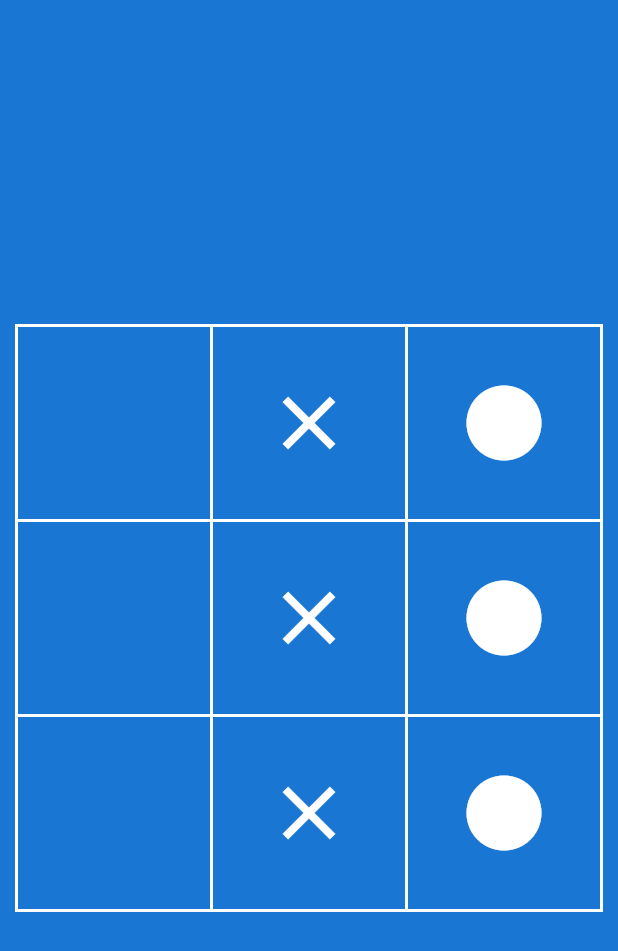
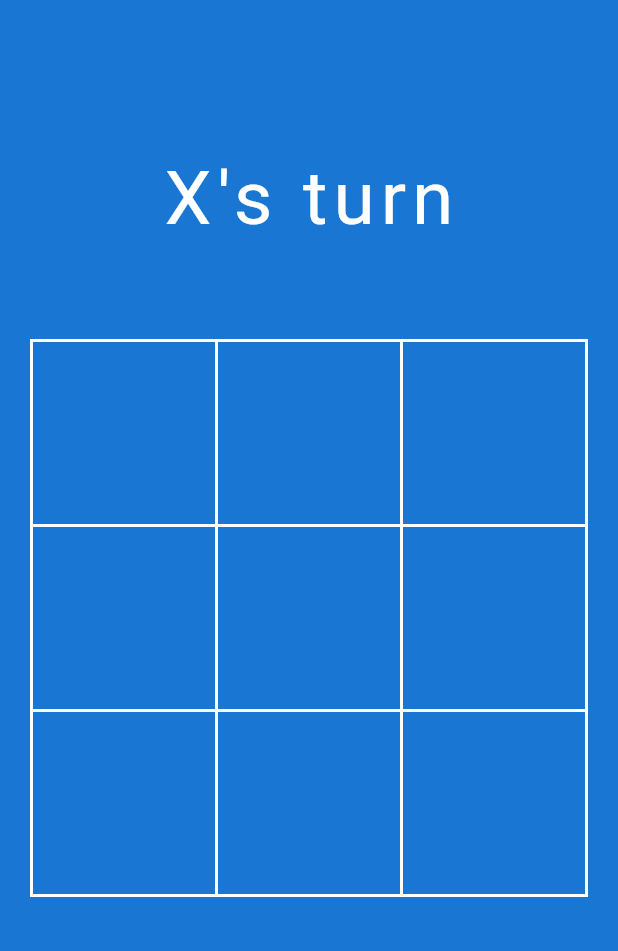
Before and after one commit to hridaypradhan/tic-tac-toe, a Flutter app: the screen it shows after launch, on a phone screen of 412 x 824 dp. Shown: the top 951 px of the screen. Run offline on Flutter 3.47's test engine with Material 2 defaults, Android fonts, the phone set to English and light mode, and no system bars; our stand-ins replace connectivity, device_preview, page_transition; missing offline and left inert: animated_widgets.

Commit message:
Added one device game-play functionality

```diff
--- /dev/null
+++ b/lib/GridSquare.dart
@@ -0,0 +1,21 @@
+import 'package:flutter/material.dart';
+import 'constants.dart';
+
+class GridSquare extends StatelessWidget {
+  final IconData icon;
+  GridSquare({@required this.icon});
+
+  @override
+  Widget build(BuildContext context) {
+    return Container(
+      color: kThemeColor,
+      child: icon == null
+          ? null
+          : Icon(
+              icon,
+              color: kSecondaryColor,
+              size: 60.0,
+            ),
+    );
+  }
+}
--- a/lib/screens/GameScreen.dart
+++ b/lib/screens/GameScreen.dart
@@ -1,4 +1,5 @@
 import 'package:flutter/material.dart';
+import 'package:flutter_app/GridSquare.dart';
 import 'package:flutter_app/constants.dart';
 
 class GameScreen extends StatefulWidget {
@@ -9,68 +10,129 @@ class GameScreen extends StatefulWidget {
 }
 
 class _GameScreenState extends State<GameScreen> {
-  List<int> _isCross = [
-    0,
-    1,
-    2,
-    0,
-    1,
-    2,
-    0,
-    1,
-    2,
-  ];
+  static const _CROSS_CODE = 1, _CIRCLE_CODE = 2;
+  bool _isCrossTurn = true;
+
+  List<int> _currentSymbols = [0, 0, 0, 0, 0, 0, 0, 0, 0];
 
   @override
   Widget build(BuildContext context) {
+    final height = MediaQuery.of(context).size.height;
+
     return Scaffold(
       backgroundColor: kThemeColor,
-      body: Center(
-        child: Container(
-          margin: EdgeInsets.all(10.0),
-          color: kSecondaryColor,
-          child: GridView.count(
-            shrinkWrap: true,
-            crossAxisCount: 3,
-            mainAxisSpacing: 2,
-            crossAxisSpacing: 2,
-            padding: EdgeInsets.all(2.0),
-            children: _isCross
-                .map(
-                  (isCross) => getIcon(isCross),
-                )
-                .toList(),
+      body: Stack(
+        alignment: AlignmentDirectional.center,
+        children: [
+          Center(
+            child: Container(
+              margin: EdgeInsets.all(20.0),
+              color: kSecondaryColor,
+              child: GridView.count(
+                shrinkWrap: true,
+                crossAxisCount: 3,
+                mainAxisSpacing: 2,
+                crossAxisSpacing: 2,
+                padding: EdgeInsets.all(2.0),
+                children: getGridChildren(),
+              ),
+            ),
           ),
-        ),
+          Positioned(
+            top: height / 8,
+            child: Text(
+              _isCrossTurn ? 'X\'s turn' : 'O\'s turn',
+              style: TextStyle(
+                color: kSecondaryColor,
+                fontSize: 50.0,
+                letterSpacing: 4.0,
+              ),
+            ),
+          ),
+        ],
       ),
     );
   }
 
-  Widget getIcon(int decider) {
+  void checkIfGameOver() {
+    if (_currentSymbols[0] == _currentSymbols[1] &&
+        _currentSymbols[1] == _currentSymbols[2] &&
+        _currentSymbols[0] != 0)
+      print('Game Over!');
+    else if (_currentSymbols[3] == _currentSymbols[4] &&
+        _currentSymbols[4] == _currentSymbols[5] &&
+        _currentSymbols[3] != 0)
+      print('Game Over!');
+    else if (_currentSymbols[6] == _currentSymbols[7] &&
+        _currentSymbols[7] == _currentSymbols[8] &&
+        _currentSymbols[6] != 0)
+      print('Game Over!');
+    else if (_currentSymbols[0] == _currentSymbols[3] &&
+        _currentSymbols[3] == _currentSymbols[6] &&
+        _currentSymbols[0] != 0)
+      print('Game Over!');
+    else if (_currentSymbols[1] == _currentSymbols[4] &&
+        _currentSymbols[4] == _currentSymbols[7] &&
+        _currentSymbols[1] != 0)
+      print('Game Over!');
+    else if (_currentSymbols[2] == _currentSymbols[5] &&
+        _currentSymbols[5] == _currentSymbols[8] &&
+        _currentSymbols[2] != 0)
+      print('Game Over!');
+    else if (_currentSymbols[6] == _currentSymbols[4] &&
+        _currentSymbols[4] == _currentSymbols[2] &&
+        _currentSymbols[6] != 0)
+      print('Game Over!');
+    else if (_currentSymbols[0] == _currentSymbols[4] &&
+        _currentSymbols[4] == _currentSymbols[8] &&
+        _currentSymbols[0] != 0) print('Game Over!');
+  }
+
+  void turnOfPlay(int index) {
+    if (_isCrossTurn) {
+      setState(
+        () {
+          _currentSymbols[index] = _CROSS_CODE;
+          _isCrossTurn = false;
+          checkIfGameOver();
+        },
+      );
+    } else {
+      setState(
+        () {
+          _currentSymbols[index] = _CIRCLE_CODE;
+          _isCrossTurn = true;
+          checkIfGameOver();
+        },
+      );
+    }
+  }
+
+  Widget getSquare(int decider, int index) {
     switch (decider) {
       case 1:
-        return Container(
-          color: kThemeColor,
-          child: Icon(
-            Icons.close,
-            color: kSecondaryColor,
-            size: 60.0,
-          ),
+        return GridSquare(
+          icon: Icons.close,
         );
       case 2:
-        return Container(
-          color: kThemeColor,
-          child: Icon(
-            Icons.circle,
-            color: kSecondaryColor,
-            size: 60.0,
-          ),
+        return GridSquare(
+          icon: Icons.circle,
         );
       default:
-        return Container(
-          color: kThemeColor,
-          child: null,
+        return GestureDetector(
+          onTap: () {
+            turnOfPlay(index);
+          },
+          child: GridSquare(
+            icon: null,
+          ),
         );
     }
   }
+
+  List<Widget> getGridChildren() {
+    List<Widget> output = [];
+    for (int i = 0; i < 9; i++) output.add(getSquare(_currentSymbols[i], i));
+    return output;
+  }
 }
```
